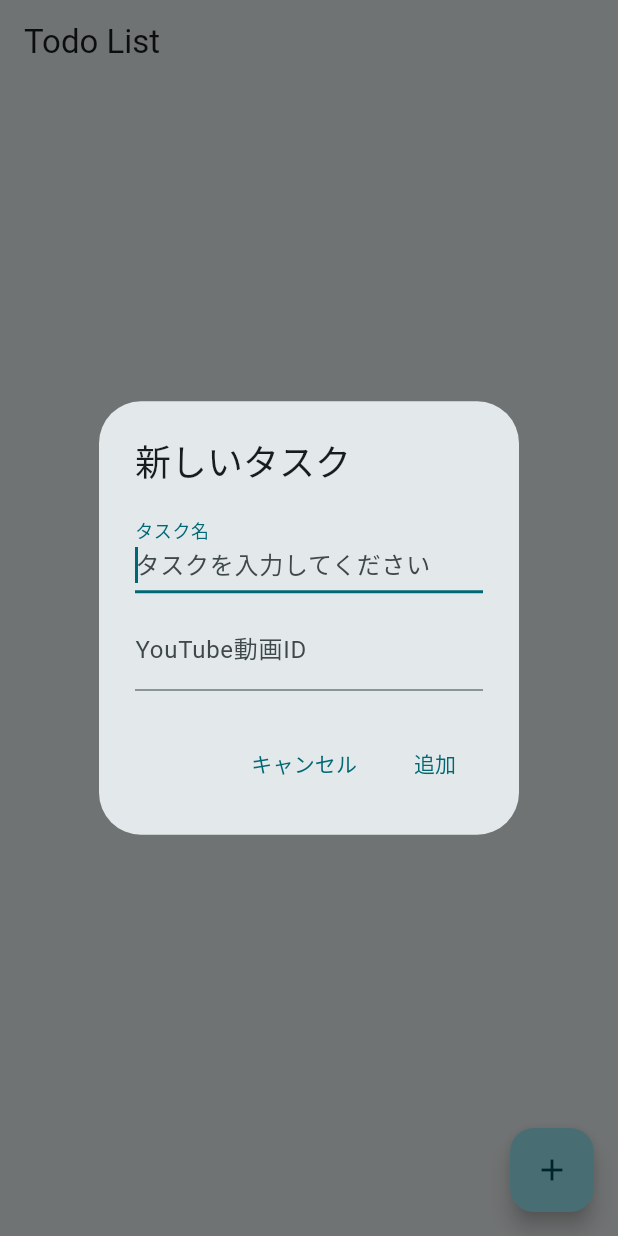
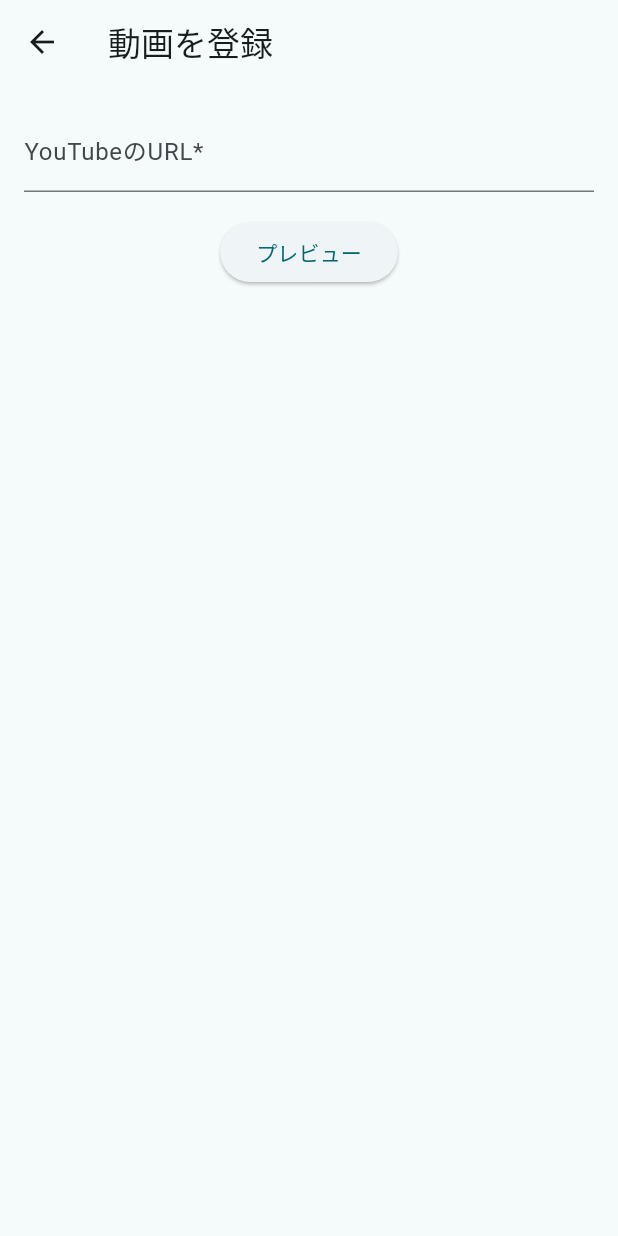
Before and after one commit to shunsukenoguchi/traintube-app, a Flutter app: the screen it shows after launch, after a tap on the "add" icon, on a phone screen of 412 x 824 dp. Run offline on Flutter 3.47's test engine with Material 3 defaults, Android fonts, the light colour scheme and no system bars; our stand-ins replace flutter_hooks, freezed_annotation, hooks_riverpod, riverpod_annotation, youtube_player_flutter; generated files the repository leaves out were written again.

Commit message:
youtube登録できるように

```diff
--- a/lib/main.dart
+++ b/lib/main.dart
@@ -1,6 +1,8 @@
 import 'package:flutter/material.dart';
+import 'package:flutter_hooks/flutter_hooks.dart';
 import 'package:hooks_riverpod/hooks_riverpod.dart';
-import 'package:traintube/screens/todo_screen.dart';
+import 'screens/todo_screen.dart';
+import 'screens/video_list_screen.dart';
 
 void main() {
   runApp(const ProviderScope(child: MyApp()));
@@ -15,7 +17,33 @@ class MyApp extends StatelessWidget {
       theme: ThemeData(
         colorScheme: ColorScheme.fromSeed(seedColor: Colors.grey),
       ),
-      home: const TodoScreen(),
+      home: const MainScreen(),
     );
   }
 }
+
+class MainScreen extends HookConsumerWidget {
+  const MainScreen({super.key});
+
+  @override
+  Widget build(BuildContext context, WidgetRef ref) {
+    final currentIndex = useState(0);
+
+    final screens = [const VideoListScreen(), const TodoScreen()];
+
+    return Scaffold(
+      body: screens[currentIndex.value],
+      bottomNavigationBar: NavigationBar(
+        selectedIndex: currentIndex.value,
+        onDestinationSelected: (index) => currentIndex.value = index,
+        destinations: const [
+          NavigationDestination(icon: Icon(Icons.video_library), label: '動画'),
+          NavigationDestination(
+            icon: Icon(Icons.check_circle_outline),
+            label: 'Todo',
+          ),
+        ],
+      ),
+    );
+  }
+}
--- /dev/null
+++ b/lib/providers/video_info_provider.dart
@@ -0,0 +1,24 @@
+import 'package:riverpod_annotation/riverpod_annotation.dart';
+import '../models/video_info.dart';
+
+part 'video_info_provider.g.dart';
+
+@riverpod
+class VideoInfos extends _$VideoInfos {
+  @override
+  List<VideoInfo> build() {
+    return [];
+  }
+
+  void addVideoInfo(VideoInfo videoInfo) {
+    final newList = [...state];
+    final index = newList.indexWhere((element) => element.url == videoInfo.url);
+    if (index == -1) {
+      state = [...state, videoInfo];
+    }
+  }
+
+  void removeVideoInfo(String url) {
+    state = state.where((element) => element.url != url).toList();
+  }
+}
--- a/lib/screens/todo_screen.dart
+++ b/lib/screens/todo_screen.dart
@@ -38,15 +38,18 @@ class TodoScreen extends HookConsumerWidget {
                       todo.isCompleted ? TextDecoration.lineThrough : null,
                 ),
               ),
-              trailing: todo.videoId.isNotEmpty
+              trailing:
+                  todo.videoId.isNotEmpty
                       ? IconButton(
                         icon: const Icon(Icons.play_circle_outline),
                         onPressed: () {
                           Navigator.push(
                             context,
                             MaterialPageRoute(
-                            builder: (context) => YoutubePlayerScreen(
-                              videoId: todo.videoId,
+                              builder:
+                                  (context) => YoutubePlayerScreen(
+                                    url:
+                                        'https://www.youtube.com/watch?v=${"3XEdhurz9fw"}',
                                   ),
                             ),
                           );
--- /dev/null
+++ b/lib/screens/video_list_screen.dart
@@ -0,0 +1,54 @@
+import 'package:flutter/material.dart';
+import 'package:hooks_riverpod/hooks_riverpod.dart';
+import 'package:youtube_player_flutter/youtube_player_flutter.dart';
+import '../models/video_info.dart';
+import '../providers/video_info_provider.dart';
+import 'youtube_player_screen.dart';
+import 'video_registration_screen.dart';
+
+class VideoListScreen extends HookConsumerWidget {
+  const VideoListScreen({super.key});
+
+  @override
+  Widget build(BuildContext context, WidgetRef ref) {
+    final videoInfos = ref.watch(videoInfosProvider);
+
+    return Scaffold(
+      appBar: AppBar(title: const Text('動画一覧')),
+      body:
+          videoInfos.isEmpty
+              ? const Center(child: Text('動画が登録されていません'))
+              : ListView.builder(
+                itemCount: videoInfos.length,
+                itemBuilder: (context, index) {
+                  final videoInfo = videoInfos[index];
+                  return ListTile(
+                    title: Text(videoInfo.title),
+                    subtitle: Text(videoInfo.channelName),
+                    trailing: const Icon(Icons.play_arrow),
+                    onTap: () {
+                      Navigator.of(context).push(
+                        MaterialPageRoute(
+                          builder:
+                              (context) =>
+                                  YoutubePlayerScreen(url: videoInfo.url),
+                        ),
+                      );
+                    },
+                  );
+                },
+              ),
+      floatingActionButton: FloatingActionButton(
+        onPressed: () {
+          Navigator.push(
+            context,
+            MaterialPageRoute(
+              builder: (context) => const VideoRegistrationScreen(),
+            ),
+          );
+        },
+        child: const Icon(Icons.add),
+      ),
+    );
+  }
+}
--- /dev/null
+++ b/lib/screens/video_registration_screen.dart
@@ -0,0 +1,238 @@
+import 'package:flutter/material.dart';
+import 'package:flutter_hooks/flutter_hooks.dart';
+import 'package:hooks_riverpod/hooks_riverpod.dart';
+import 'package:youtube_player_flutter/youtube_player_flutter.dart';
+import '../models/video_info.dart';
+import '../providers/video_info_provider.dart';
+
+class VideoRegistrationScreen extends HookConsumerWidget {
+  const VideoRegistrationScreen({super.key});
+
+  @override
+  Widget build(BuildContext context, WidgetRef ref) {
+    final urlController = useTextEditingController();
+    final formKey = GlobalKey<FormState>();
+    final isPlaying = useState(false);
+    final isMute = useState(true);
+    final controller = useState<YoutubePlayerController?>(null);
+    final videoId = useState<String?>(null);
+
+    // フォーム部分のウィジェット
+    Widget buildUrlForm() {
+      return Form(
+        key: formKey,
+        child: Padding(
+          padding: const EdgeInsets.all(16.0),
+          child: Column(
+            children: [
+              TextFormField(
+                controller: urlController,
+                decoration: const InputDecoration(
+                  labelText: 'YouTubeのURL*',
+                  hintText: 'https://www.youtube.com/watch?v=...',
+                ),
+                validator: (value) {
+                  if (value == null || value.isEmpty) {
+                    return 'URLを入力してください';
+                  }
+                  final videoId = YoutubePlayer.convertUrlToId(value);
+                  if (videoId == null) {
+                    return '有効なYouTube URLを入力してください';
+                  }
+                  return null;
+                },
+              ),
+              const SizedBox(height: 16),
+              if (controller.value == null)
+                ElevatedButton(
+                  onPressed: () {
+                    if (formKey.currentState!.validate()) {
+                      final newVideoId = YoutubePlayer.convertUrlToId(
+                        urlController.text,
+                      );
+                      if (newVideoId != null) {
+                        videoId.value = newVideoId;
+                        controller.value = YoutubePlayerController(
+                          initialVideoId: newVideoId,
+                          flags: const YoutubePlayerFlags(
+                            autoPlay: true,
+                            mute: true,
+                            enableCaption: true,
+                          ),
+                        );
+                      }
+                    }
+                  },
+                  child: const Text('プレビュー'),
+                ),
+            ],
+          ),
+        ),
+      );
+    }
+
+    // プレーヤーが初期化されている場合のウィジェット
+    Widget buildPlayer() {
+      if (controller.value == null) return buildUrlForm();
+
+      useEffect(() {
+        void listener() {
+          isPlaying.value = controller.value!.value.isPlaying;
+        }
+
+        controller.value!.addListener(listener);
+        return () {
+          controller.value!.removeListener(listener);
+          controller.value!.dispose();
+        };
+      }, [controller.value]);
+
+      return YoutubePlayerBuilder(
+        player: YoutubePlayer(
+          controller: controller.value!,
+          showVideoProgressIndicator: true,
+          progressIndicatorColor: Colors.red,
+          progressColors: const ProgressBarColors(
+            playedColor: Colors.red,
+            handleColor: Colors.redAccent,
+          ),
+          onReady: () {},
+        ),
+        builder: (context, player) {
+          return Column(
+            children: [
+              // URL入力フォーム
+              buildUrlForm(),
+              // プレーヤー
+              player,
+              // メタデータ表示
+              Padding(
+                padding: const EdgeInsets.all(8.0),
+                child: Column(
+                  crossAxisAlignment: CrossAxisAlignment.stretch,
+                  children: [
+                    Text(
+                      controller.value!.metadata.title,
+                      style: const TextStyle(
+                        fontSize: 18,
+                        fontWeight: FontWeight.w500,
+                      ),
+                    ),
+                    const SizedBox(height: 8),
+                    Text(
+                      'Channel: ${controller.value!.metadata.author}',
+                      style: const TextStyle(fontSize: 14, color: Colors.grey),
+                    ),
+                    const SizedBox(height: 16),
+                    // // コントロールボタン
+                    // Row(
+                    //   mainAxisAlignment: MainAxisAlignment.center,
+                    //   children: [
+                    //     IconButton(
+                    //       iconSize: 48,
+                    //       icon: const Icon(
+                    //         Icons.replay_10,
+                    //         color: Colors.black87,
+                    //       ),
+                    //       onPressed: () {
+                    //         final position = controller.value!.value.position;
+                    //         controller.value!.seekTo(
+                    //           position - const Duration(seconds: 10),
+                    //         );
+                    //       },
+                    //     ),
+                    //     const SizedBox(width: 16),
+                    //     IconButton(
+                    //       iconSize: 64,
+                    //       icon: Icon(
+                    //         isPlaying.value
+                    //             ? Icons.pause_circle_filled
+                    //             : Icons.play_circle_filled,
+                    //         color: Colors.black87,
+                    //       ),
+                    //       onPressed: () {
+                    //         if (isPlaying.value) {
+                    //           controller.value!.pause();
+                    //         } else {
+                    //           controller.value!.play();
+                    //         }
+                    //       },
+                    //     ),
+                    //     const SizedBox(width: 16),
+                    //     IconButton(
+                    //       iconSize: 48,
+                    //       icon: const Icon(
+                    //         Icons.forward_10,
+                    //         color: Colors.black87,
+                    //       ),
+                    //       onPressed: () {
+                    //         final position = controller.value!.value.position;
+                    //         controller.value!.seekTo(
+                    //           position + const Duration(seconds: 10),
+                    //         );
+                    //       },
+                    //     ),
+                    //   ],
+                    // ),
+                    const SizedBox(height: 24),
+                    // 登録ボタン
+                    SizedBox(
+                      width: double.infinity,
+                      height: 56,
+                      child: ElevatedButton.icon(
+                        onPressed: () {
+                          final videoInfos = ref.read(videoInfosProvider);
+                          ref
+                              .read(videoInfosProvider.notifier)
+                              .addVideoInfo(
+                                VideoInfo(
+                                  title: controller.value!.metadata.title,
+                                  channelName:
+                                      controller.value!.metadata.author,
+                                  url: urlController.text,
+                                  index: videoInfos.length,
+                                  createdAt: DateTime.now(),
+                                  updatedAt: DateTime.now(),
+                                ),
+                              );
+                          Navigator.pop(context);
+                        },
+                        icon: const Icon(Icons.add, size: 28),
+                        label: const Text(
+                          'この動画を登録',
+                          style: TextStyle(fontSize: 18),
+                        ),
+                      ),
+                    ),
+                  ],
+                ),
+              ),
+            ],
+          );
+        },
+      );
+    }
+
+    return Scaffold(
+      appBar: AppBar(
+        title: const Text('動画を登録'),
+        actions: [
+          if (controller.value != null)
+            IconButton(
+              icon: Icon(isMute.value ? Icons.volume_up : Icons.volume_off),
+              onPressed: () {
+                if (isMute.value) {
+                  controller.value!.unMute();
+                  isMute.value = false;
+                } else {
+                  controller.value!.mute();
+                  isMute.value = true;
+                }
+              },
+            ),
+        ],
+      ),
+      body: buildPlayer(),
+    );
+  }
+}
--- a/lib/screens/youtube_player_screen.dart
+++ b/lib/screens/youtube_player_screen.dart
@@ -6,15 +6,15 @@ import '../models/video_record.dart';
 import '../providers/video_record_provider.dart';
 
 class YoutubePlayerScreen extends HookConsumerWidget {
-  const YoutubePlayerScreen({super.key, required this.videoId});
+  const YoutubePlayerScreen({super.key, required this.url});
 
-  final String videoId;
+  final String url;
 
   @override
   Widget build(BuildContext context, WidgetRef ref) {
     final controller = useMemoized(
       () => YoutubePlayerController(
-        initialVideoId: "yK6CQDj_Ggo",
+        initialVideoId: YoutubePlayer.convertUrlToId(url) ?? '',
         flags: const YoutubePlayerFlags(
           autoPlay: true,
           mute: true,
@@ -154,6 +154,8 @@ class YoutubePlayerScreen extends HookConsumerWidget {
                             color: Colors.red,
                           ),
                           onPressed: () {
+                            final videoId = YoutubePlayer.convertUrlToId(url);
+                            if (videoId != null) {
                               final record = VideoRecord(
                                 videoId: videoId,
                                 title: controller.metadata.title,
@@ -169,6 +171,7 @@ class YoutubePlayerScreen extends HookConsumerWidget {
                                   duration: Duration(seconds: 2),
                                 ),
                               );
+                            }
                           },
                         ),
                       ],
```
Also changed, not shown: lib/providers/video_info_provider.g.dart (added). Lines whose indentation alone changed are shown as unchanged.
